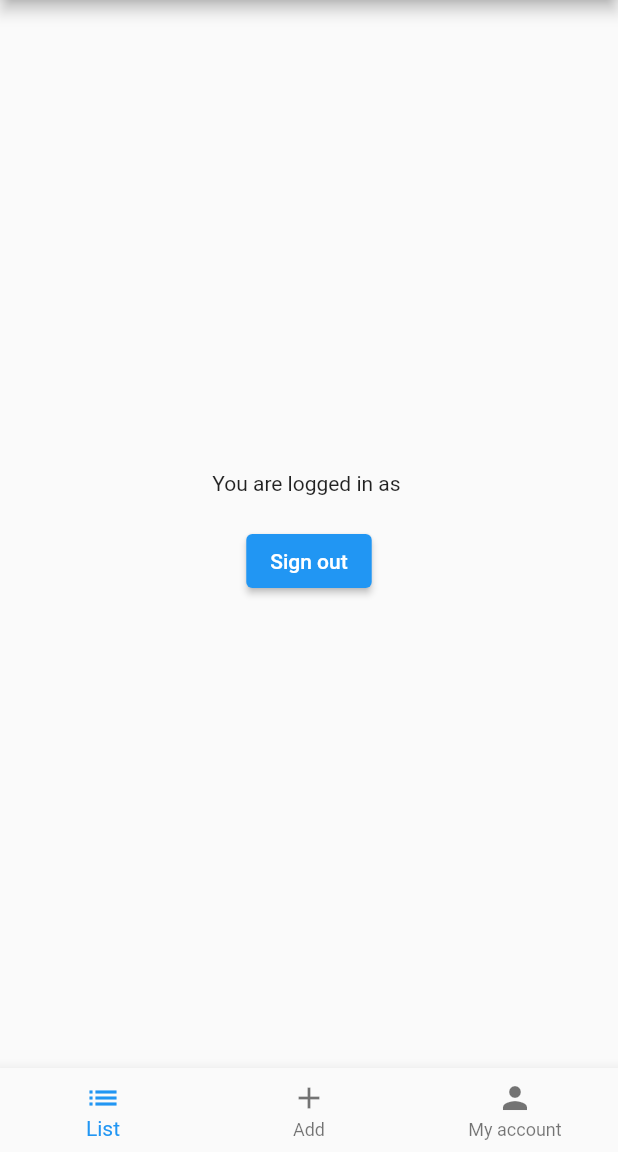
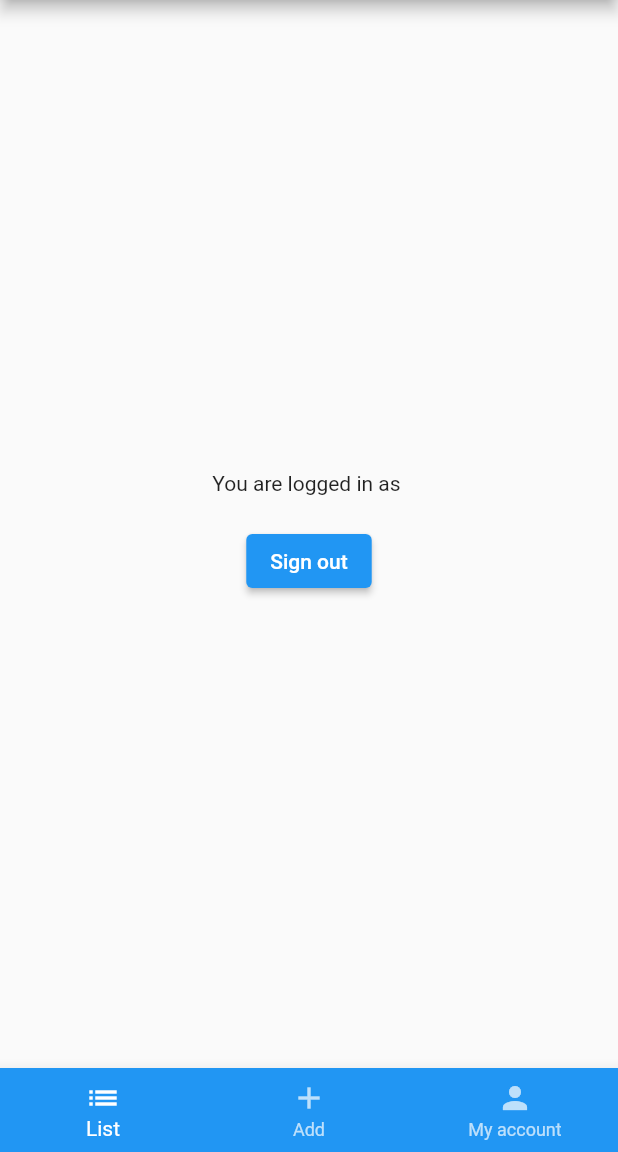
Before and after one commit to marcinwozniak407/when_was_that, a Flutter app: the screen it shows once a user with an empty profile is signed in, on a phone screen of 412 x 824 dp, the part 84-1236 px from its top. Run offline on Flutter 3.47's test engine with Material 2 defaults, Android fonts, the phone set to English and light mode, and no system bars; our stand-ins replace animated_splash_screen, firebase_auth, firebase_core, google_fonts; accounts and stored records are empty.

Commit message:
Customize BottomNavigationBar

```diff
--- a/lib/app/home/home_page.dart
+++ b/lib/app/home/home_page.dart
@@ -40,6 +40,9 @@ class _HomePageState extends State<HomePage> {
         ),
       ),
       bottomNavigationBar: BottomNavigationBar(
+        backgroundColor: Colors.blue,
+        selectedItemColor: Colors.white,
+        unselectedItemColor: Colors.white70,
         currentIndex: currentIndex,
         onTap: (NewIndex) {
           setState(() {
--- a/lib/app/login/login_page.dart
+++ b/lib/app/login/login_page.dart
@@ -85,7 +85,7 @@ class _LoginPageState extends State<LoginPage> {
                           isCreatingAccount == true;
                           Navigator.of(context).push(
                             MaterialPageRoute(
-                              builder: (context) => ResetPage(),
+                              builder: (context) => const ResetPage(),
                             ),
                           );
                         },
```
